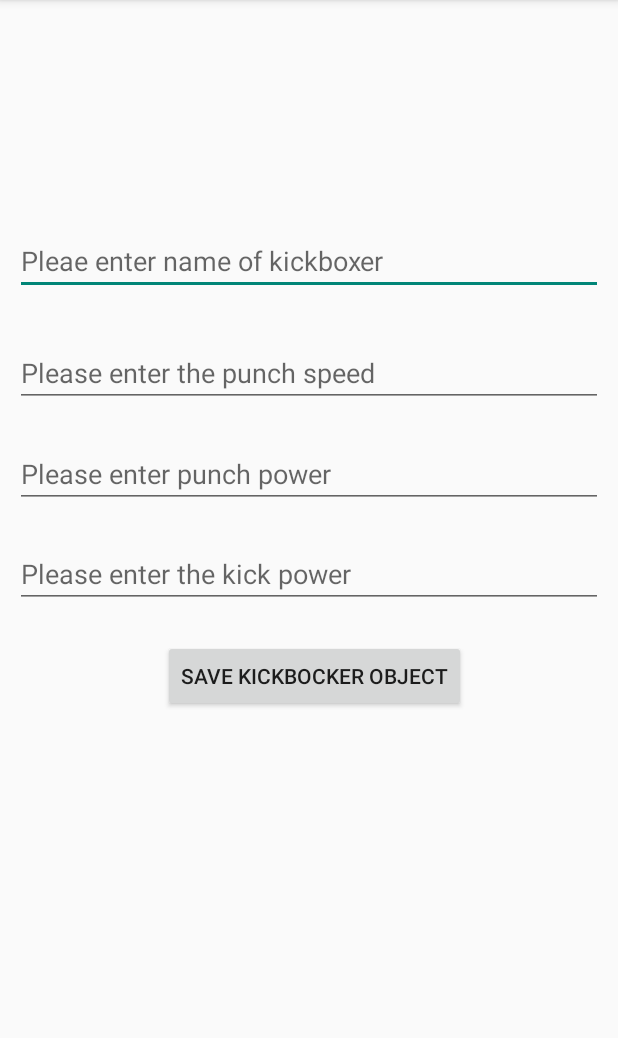
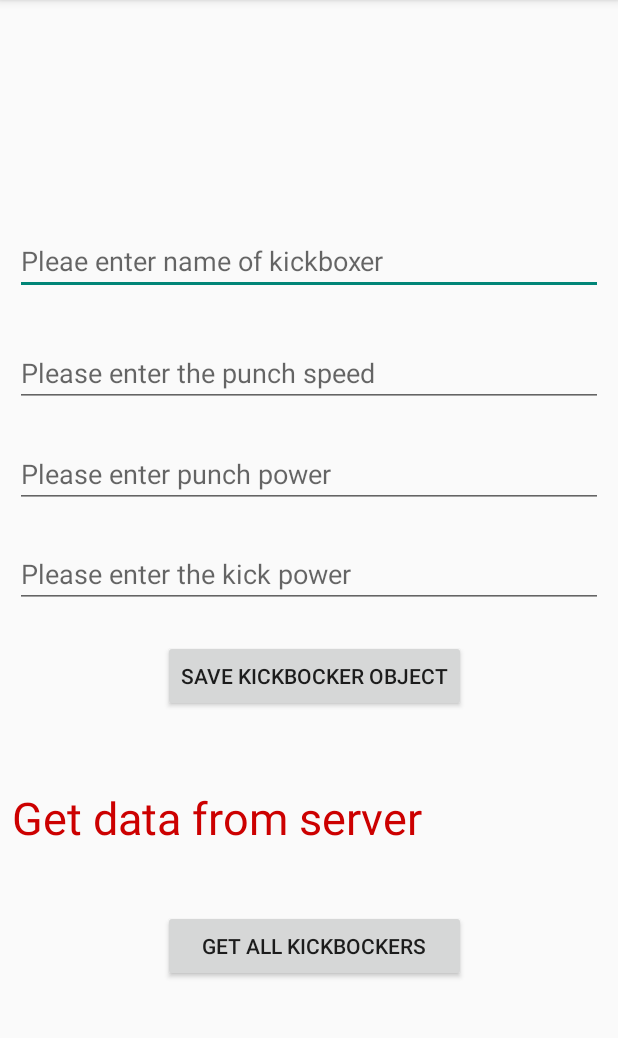
Before and after one commit to jamie33o/instagramClone, an Android app: the screen it shows after launch (SignUp), on a phone screen of 412 x 824 dp, the part 84-1122 px from its top. Run offline under Robolectric (Android 15) with nearby library versions, the phone set to English and light mode, and no system bars; libraries missing offline, so code that uses them is left out: com.parse, com.shashank.sony; 1 statement that could not run was skipped.

Commit message:
parse server, parse object, external library,fancytoast

```diff
--- a/app/src/main/java/com/example/instagramclone/SignUp.java
+++ b/app/src/main/java/com/example/instagramclone/SignUp.java
@@ -6,19 +6,25 @@
 import android.view.View;
 import android.widget.Button;
 import android.widget.EditText;
+import android.widget.TextView;
 import android.widget.Toast;
 
+import com.parse.FindCallback;
+import com.parse.GetCallback;
 import com.parse.ParseException;
 import com.parse.ParseObject;
+import com.parse.ParseQuery;
 import com.parse.SaveCallback;
 import com.shashank.sony.fancytoastlib.FancyToast;
 
+import java.util.List;
+
 public class SignUp extends AppCompatActivity implements View.OnClickListener {
 
-    private Button btnSave;
+    private Button btnSave,btnGetAllData;
     private EditText edtName, edtPunchSpeed, edtKickPower, edtPunchPower;
-
-
+    private TextView txtGetData;
+    private String allKickBockers;
     @Override
     protected void onCreate(Bundle savedInstanceState) {
         super.onCreate(savedInstanceState);
@@ -28,12 +34,61 @@
         btnSave.setOnClickListener(SignUp.this);
 
         edtName = findViewById(R.id.edtName);
-
         edtPunchSpeed = findViewById(R.id.edtPunchSpeed);
-
         edtKickPower = findViewById(R.id.edtKickPower);
         edtPunchPower = findViewById(R.id.edtPunchPower);
+
+        txtGetData = findViewById(R.id.txtGetData);
+        btnGetAllData = findViewById(R.id.btnGetAllData);
+
+
+        txtGetData.setOnClickListener(new View.OnClickListener() {
+            @Override
+            public void onClick(View v) {
+                ParseQuery<ParseObject> parseQuery = ParseQuery.getQuery("KickBoker");
+                parseQuery.getInBackground("Oeg5NOoDWh", new GetCallback<ParseObject>() {
+                    @Override
+                    public void done(ParseObject object, ParseException e) {
+                        if (object != null && e == null) {
+                            txtGetData.setText(object.get("name") + "-" + "Punch Power: " + object.get("punchPower"));
+                        }
+                    }
+                });
+
+
+            }
+        });
+
+        btnGetAllData.setOnClickListener(new View.OnClickListener() {
+            @Override
+            public void onClick(View v) {
+                allKickBockers = "";
+                ParseQuery<ParseObject> queryAll = ParseQuery.getQuery("KickBoker");
+                queryAll.findInBackground(new FindCallback<ParseObject>() {
+                    @Override
+                    public void done(List<ParseObject> objects, ParseException e) {
+
+                        if (e == null) {
+                            if (objects.size() > 0) {
+                                for(ParseObject kickBoxer : objects) {
+                                    allKickBockers = allKickBockers + kickBoxer.get("name") + "PunchPwer is:" + kickBoxer.get("punchPower") + "\n";
+                                }
+                                FancyToast.makeText(SignUp.this, allKickBockers, FancyToast.LENGTH_LONG, FancyToast.SUCCESS, false).show();
+
+
+                            } else {
+                                FancyToast.makeText(SignUp.this, e.getMessage(), FancyToast.LENGTH_LONG, FancyToast.ERROR, true).show();
+
+                            }
+                        }
+
+                    }
+                });
+            }
+        });
+
     }
+
 
 
     @Override
--- a/app/src/main/res/layout/activity_main.xml
+++ b/app/src/main/res/layout/activity_main.xml
@@ -4,7 +4,6 @@
     xmlns:tools="http://schemas.android.com/tools"
     android:layout_width="match_parent"
     android:layout_height="match_parent"
-    android:onClick="helloWorldTapped"
     tools:context=".SignUp">
 
     <EditText
@@ -87,4 +86,34 @@
         app:layout_constraintStart_toStartOf="parent"
         app:layout_constraintTop_toTopOf="parent" />
 
+    <TextView
+        android:id="@+id/txtGetData"
+        android:layout_width="0dp"
+        android:layout_height="wrap_content"
+        android:layout_marginStart="8dp"
+        android:layout_marginTop="50dp"
+        android:layout_marginEnd="8dp"
+        android:text="Get data from server"
+        android:textColor="@android:color/holo_red_dark"
+        android:textSize="30sp"
+        app:layout_constraintBottom_toBottomOf="parent"
+        app:layout_constraintEnd_toEndOf="parent"
+        app:layout_constraintHorizontal_bias="0.0"
+        app:layout_constraintStart_toStartOf="parent"
+        app:layout_constraintTop_toBottomOf="@+id/btnsave"
+        app:layout_constraintVertical_bias="0.0" />
+
+    <Button
+        android:id="@+id/btnGetAllData"
+        android:layout_width="0dp"
+        android:layout_height="wrap_content"
+        android:layout_marginTop="41dp"
+        android:text="Get all kickbockers"
+        app:layout_constraintBottom_toBottomOf="parent"
+        app:layout_constraintEnd_toEndOf="@+id/btnsave"
+        app:layout_constraintHorizontal_bias="1.0"
+        app:layout_constraintStart_toStartOf="@+id/btnsave"
+        app:layout_constraintTop_toBottomOf="@+id/txtGetData"
+        app:layout_constraintVertical_bias="0.0" />
+
 </androidx.constraintlayout.widget.ConstraintLayout>
```
